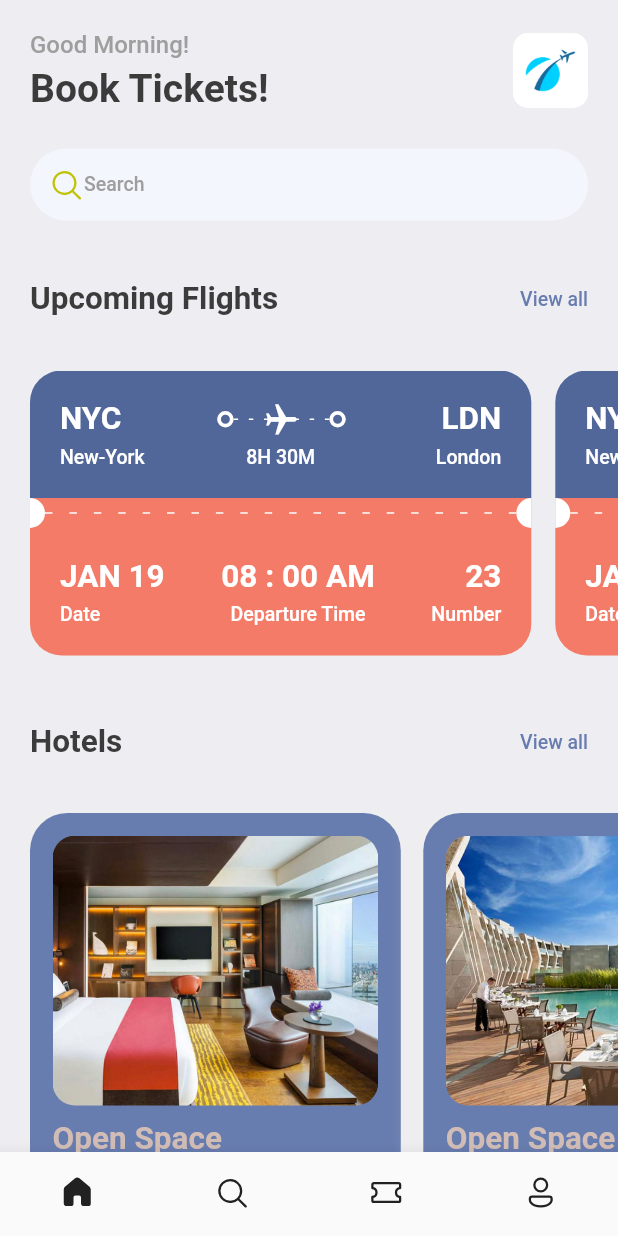
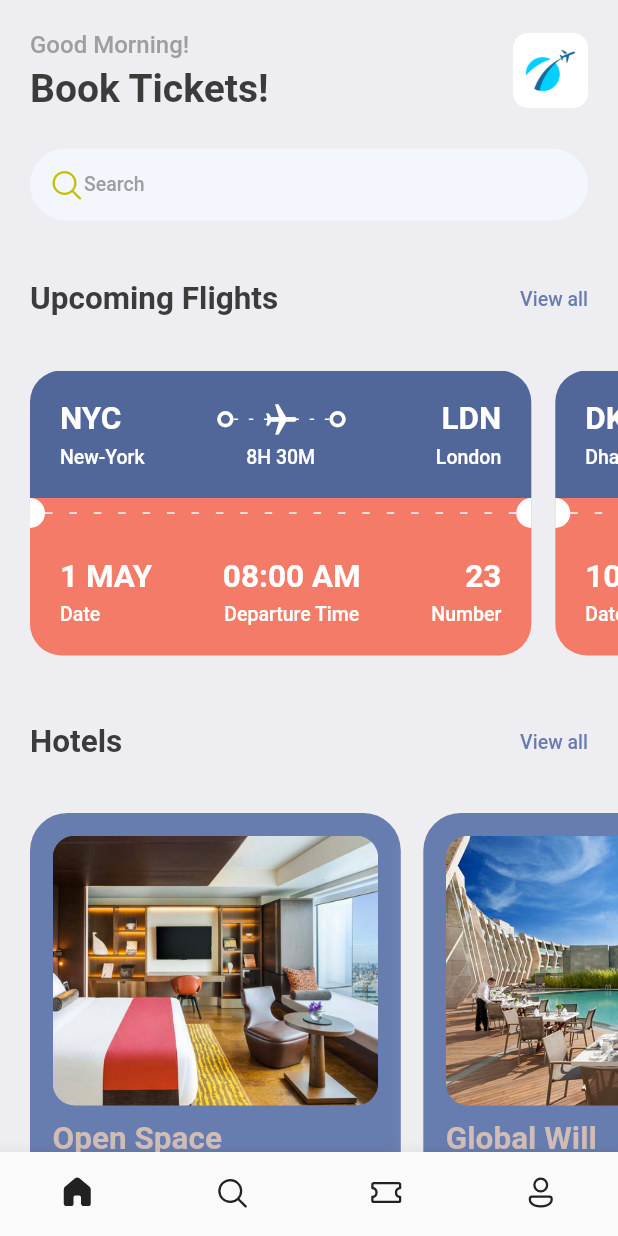
Before and after one commit to shivxsh/Book_Tickets, a Flutter app: the screen it shows after launch, on a phone screen of 412 x 824 dp. Run offline on Flutter 3.47's test engine with Material 2 defaults, Android fonts, the phone set to English and light mode, and no system bars; our stand-ins replace fluentui_icons, gap.

Commit message:
Dynamic change to the hotel cards and ticket view cards. ☑️️ ️

```diff
--- a/lib/screens/home_screen.dart
+++ b/lib/screens/home_screen.dart
@@ -106,12 +106,11 @@ class HomeScreen extends StatelessWidget {
           SingleChildScrollView(
             scrollDirection: Axis.horizontal,
             padding: const EdgeInsets.only(left: 20),
-            child: Row(  //The single child of this scrollable widget.
-              children : const[
-                //The ticket ui is made scrollable horizontally.
-                TicketView(),
-                TicketView(),
-              ],
+            child: Row(
+              //The single child of this scrollable widget.
+              //The ticket ui is made scrollable horizontally.
+              children : ticketList.map((singleTicket) => TicketView(ticket: singleTicket,)).toList(),
+              //Similar to the hotel_screen, we make a map from the app_info_list.dart file and dynamically change the values.
             ),
           ),
           const Gap(15),
--- a/lib/screens/hotel_screen.dart
+++ b/lib/screens/hotel_screen.dart
@@ -46,15 +46,15 @@ class HotelScreen extends StatelessWidget {
 
           ),
           const Gap(10),
-          Text("Open Space",
+          Text(hotel['place'],
             style: Styles.headLineStyle2.copyWith(color: Styles.kakiColor),
           ),
           const Gap(5),
-          Text("London",
+          Text(hotel['destination'],
             style: Styles.headLineStyle3.copyWith(color: Colors.white),
           ),
           const Gap(15),
-          Text("\$40/Night",
+          Text("\$${hotel['price']}/night",
             style: Styles.headLineStyle1.copyWith(color: Styles.kakiColor),
           ),
 
--- a/lib/screens/ticket_view.dart
+++ b/lib/screens/ticket_view.dart
@@ -6,7 +6,8 @@ import '../utils/app_layout.dart';
 
 //This code is for the UI of ticket view in home screen.
 class TicketView extends StatelessWidget {
-  const TicketView({Key? key}) : super(key: key);
+  final Map<String, dynamic> ticket;
+  const TicketView({Key? key, required this.ticket}) : super(key: key);
 
   @override
   Widget build(BuildContext context) {
@@ -35,7 +36,7 @@ class TicketView extends StatelessWidget {
                   //First row containing "NYC" , " Flight icon on " ---- "  " and "LDN".
                   Row(
                     children: [
-                      Text("NYC", style: Styles.headLineStyle2.copyWith(color: Colors.white),),
+                      Text(ticket['from']['code'], style: Styles.headLineStyle2.copyWith(color: Colors.white),),
                       Expanded(child: Container(),),
                       const ThickContainer(),
                       Expanded(child: Stack(
@@ -62,7 +63,7 @@ class TicketView extends StatelessWidget {
 
                       const ThickContainer(),
                       Expanded(child: Container(),),//Spaces 2 row elements.
-                      Text("LDN", style: Styles.headLineStyle2.copyWith(color: Colors.white),),
+                      Text(ticket['to']['code'], style: Styles.headLineStyle2.copyWith(color: Colors.white),),
                     ],
                   ),
 
@@ -74,12 +75,12 @@ class TicketView extends StatelessWidget {
                     children: [
                       SizedBox(
                           width: 100,
-                          child: Text("New-York", style: Styles.headLineStyle4.copyWith(color: Colors.white),)
+                          child: Text(ticket['from']['name'], style: Styles.headLineStyle4.copyWith(color: Colors.white),)
                       ),
-                      Text("8H 30M", style: Styles.headLineStyle4.copyWith(color: Colors.white),),
+                      Text(ticket['flying_time'], style: Styles.headLineStyle4.copyWith(color: Colors.white),),
                       SizedBox(
                           width: 100,
-                          child: Text("London",
+                          child: Text(ticket['to']['name'],
                           textAlign: TextAlign.end, style: Styles.headLineStyle4.copyWith(color: Colors.white)),
                       ),
                     ],
@@ -150,7 +151,7 @@ class TicketView extends StatelessWidget {
                       Column(
                         crossAxisAlignment: CrossAxisAlignment.start,
                         children: [
-                          Text("JAN 19",
+                          Text(ticket['date'],
                             style: Styles.headLineStyle2.copyWith(color: Colors.white),),
                           const Gap(5),
                           Text("Date",
@@ -162,7 +163,7 @@ class TicketView extends StatelessWidget {
                       Column(
                         crossAxisAlignment: CrossAxisAlignment.center,
                         children: [
-                          Text("08 : 00 AM",
+                          Text(ticket['departure_time'],
                             style: Styles.headLineStyle2.copyWith(color: Colors.white),
                           ),
                           const Gap(5),
@@ -176,7 +177,8 @@ class TicketView extends StatelessWidget {
                       Column(
                         crossAxisAlignment: CrossAxisAlignment.end,
                         children: [
-                          Text("23",
+                          Text(ticket["number"].toString(),  //since, the number is given in ann integer format in the map.
+                          //hence, we convert it into a string since the map we assigned for the ticket is a <String, dynamic>
                             style: Styles.headLineStyle2.copyWith(color: Colors.white),
 
                           ),
@@ -187,9 +189,7 @@ class TicketView extends StatelessWidget {
                           ),
                         ],
                       ),
-
                     ],
-
                   )
                 ],
               ),
--- a/lib/utils/app_info_list.dart
+++ b/lib/utils/app_info_list.dart
@@ -31,3 +31,39 @@ List<Map<String, dynamic>> hotelList = [
     'price': 68
   },
 ];
+
+
+//This map is for the ticket ui
+//List of maps, but here, we have maps inside maps.
+List<Map<String, dynamic>> ticketList = [
+  //A list of maps :
+  {
+    //A map inside of a map
+    'from': {
+      'code':"NYC",
+      'name':"New-York"
+    },
+    'to': {
+      'code':"LDN",
+      'name':"London"
+    },
+    'flying_time': '8H 30M',
+    'date': "1 MAY",
+    'departure_time':"08:00 AM",
+    "number":23
+  },
+  {
+    'from': {
+      'code':"DK",
+      'name':"Dhaka"
+    },
+    'to': {
+      'code':"SH",
+      'name':"Shanghai"
+    },
+    'flying_time': '4H 20M',
+    'date': "10 MAY",
+    'departure_time':"09:00 AM",
+    "number":45
+  },
+];
```
